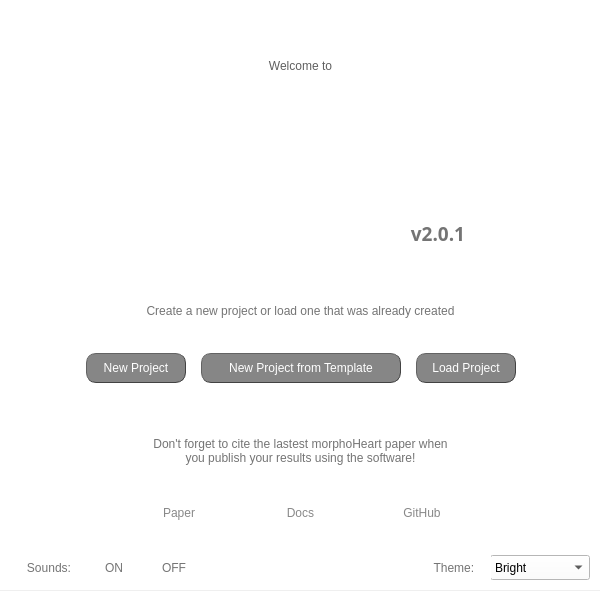
This is gui/welcome_screen.ui in jsanchez679/morphoHeart_rev as Qt 5 draws it before an edit. The edited form follows.
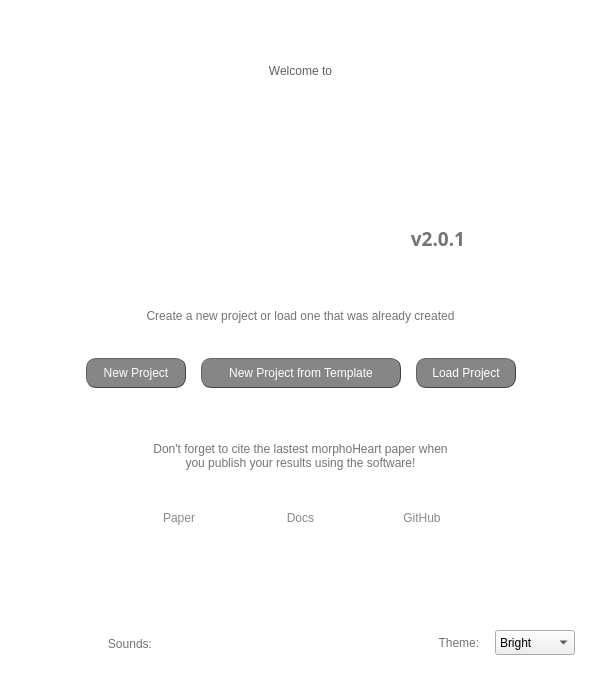
This is the edited form.

Commit message: Solved table titles (load organs), added dark mode

Patch:
```diff
--- a/gui/welcome_screen.ui
+++ b/gui/welcome_screen.ui
@@ -6,30 +6,21 @@
    <rect>
     <x>0</x>
     <y>0</y>
-    <width>600</width>
-    <height>591</height>
+    <width>601</width>
+    <height>681</height>
    </rect>
   </property>
   <property name="windowTitle">
    <string>Dialog</string>
   </property>
-  <widget class="QWidget" name="bgwidget" native="true">
-   <property name="geometry">
-    <rect>
-     <x>0</x>
-     <y>0</y>
-     <width>600</width>
-     <height>590</height>
-    </rect>
-   </property>
    <property name="styleSheet">
-    <string notr="true">background-color: rgb(255, 255, 255);</string>
+   <string notr="true">QDialog{background-color: rgb(255, 255, 255);}</string>
    </property>
    <widget class="QLabel" name="welcome_to_msg">
     <property name="geometry">
      <rect>
       <x>0</x>
-      <y>30</y>
+     <y>35</y>
       <width>601</width>
       <height>71</height>
      </rect>
@@ -45,179 +36,11 @@
      <set>Qt::AlignCenter</set>
     </property>
    </widget>
-   <widget class="QLabel" name="label_instructions">
-    <property name="geometry">
-     <rect>
-      <x>0</x>
-      <y>285</y>
-      <width>601</width>
-      <height>51</height>
-     </rect>
-    </property>
-    <property name="layoutDirection">
-     <enum>Qt::LeftToRight</enum>
-    </property>
-    <property name="styleSheet">
-     <string notr="true">font: 25 14pt &quot;Calibri Light&quot;; color: rgb(116, 116, 116)</string>
-    </property>
-    <property name="text">
-     <string>Create a new project or load one that was already created</string>
-    </property>
-    <property name="alignment">
-     <set>Qt::AlignCenter</set>
-    </property>
-   </widget>
-   <widget class="QLabel" name="mH_logo_XL">
-    <property name="geometry">
-     <rect>
-      <x>0</x>
-      <y>120</y>
-      <width>601</width>
-      <height>111</height>
-     </rect>
-    </property>
-    <property name="frameShape">
-     <enum>QFrame::NoFrame</enum>
-    </property>
-    <property name="text">
-     <string>&lt;html&gt;&lt;head/&gt;&lt;body&gt;&lt;p&gt;&lt;br/&gt;&lt;/p&gt;&lt;/body&gt;&lt;/html&gt;</string>
-    </property>
-    <property name="alignment">
-     <set>Qt::AlignCenter</set>
-    </property>
-   </widget>
-   <widget class="QLabel" name="label_instructions_2">
-    <property name="geometry">
-     <rect>
-      <x>275</x>
-      <y>220</y>
-      <width>326</width>
-      <height>21</height>
-     </rect>
-    </property>
-    <property name="font">
-     <font>
-      <family>Calibri Light</family>
-      <pointsize>12</pointsize>
-      <weight>3</weight>
-      <italic>false</italic>
-      <bold>false</bold>
-     </font>
-    </property>
-    <property name="layoutDirection">
-     <enum>Qt::LeftToRight</enum>
-    </property>
-    <property name="styleSheet">
-     <string notr="true">font: 25 12pt &quot;Calibri Light&quot;; color: rgb(116, 116, 116)</string>
-    </property>
-    <property name="text">
-     <string>&lt;html&gt;&lt;head/&gt;&lt;body&gt;&lt;p&gt;&lt;span style=&quot; font-size:14pt; font-weight:600;&quot;&gt;v2.0.1&lt;/span&gt;&lt;/p&gt;&lt;/body&gt;&lt;/html&gt;</string>
-    </property>
-    <property name="alignment">
-     <set>Qt::AlignCenter</set>
-    </property>
-   </widget>
-   <widget class="QLabel" name="label_instructions_3">
-    <property name="geometry">
-     <rect>
-      <x>0</x>
-      <y>420</y>
-      <width>601</width>
-      <height>61</height>
-     </rect>
-    </property>
-    <property name="layoutDirection">
-     <enum>Qt::LeftToRight</enum>
-    </property>
-    <property name="styleSheet">
-     <string notr="true">font: 25 12pt &quot;Calibri Light&quot;; color: rgb(116, 116, 116)</string>
-    </property>
-    <property name="text">
-     <string>Don't forget to cite the lastest morphoHeart paper when 
-you publish your results using the software!</string>
-    </property>
-    <property name="alignment">
-     <set>Qt::AlignCenter</set>
-    </property>
-   </widget>
-   <widget class="QComboBox" name="cB_theme">
-    <property name="geometry">
-     <rect>
-      <x>490</x>
-      <y>555</y>
-      <width>100</width>
-      <height>25</height>
-     </rect>
-    </property>
-    <property name="sizePolicy">
-     <sizepolicy hsizetype="Fixed" vsizetype="Fixed">
-      <horstretch>0</horstretch>
-      <verstretch>0</verstretch>
-     </sizepolicy>
-    </property>
-    <property name="minimumSize">
-     <size>
-      <width>100</width>
-      <height>0</height>
-     </size>
-    </property>
-    <property name="maximumSize">
-     <size>
-      <width>100</width>
-      <height>16777215</height>
-     </size>
-    </property>
-    <property name="focusPolicy">
-     <enum>Qt::NoFocus</enum>
-    </property>
-    <property name="autoFillBackground">
-     <bool>false</bool>
-    </property>
-    <property name="styleSheet">
-     <string notr="true">border-color: rgb(173, 173, 173);
-font: 25 10pt &quot;Calibri Light&quot;;</string>
-    </property>
-    <property name="frame">
-     <bool>true</bool>
-    </property>
-    <item>
-     <property name="text">
-      <string>Bright</string>
-     </property>
-    </item>
-    <item>
-     <property name="text">
-      <string>Dark</string>
-     </property>
-    </item>
-   </widget>
-   <widget class="QLabel" name="label_instructions_4">
-    <property name="geometry">
-     <rect>
-      <x>420</x>
-      <y>555</y>
-      <width>71</width>
-      <height>25</height>
-     </rect>
-    </property>
-    <property name="layoutDirection">
-     <enum>Qt::LeftToRight</enum>
-    </property>
-    <property name="styleSheet">
-     <string notr="true">font: 25 10pt &quot;Calibri Light&quot;; color: rgb(116, 116, 116)</string>
-    </property>
-    <property name="text">
-     <string>Theme: </string>
-    </property>
-    <property name="alignment">
-     <set>Qt::AlignCenter</set>
-    </property>
-   </widget>
    <widget class="QWidget" name="horizontalLayoutWidget">
     <property name="geometry">
      <rect>
       <x>0</x>
-      <y>495</y>
+     <y>500</y>
       <width>601</width>
       <height>36</height>
      </rect>
@@ -299,11 +122,102 @@
      </item>
     </layout>
    </widget>
+  <widget class="QWidget" name="horizontalLayoutWidget_3">
+   <property name="geometry">
+    <rect>
+     <x>25</x>
+     <y>630</y>
+     <width>211</width>
+     <height>27</height>
+    </rect>
+   </property>
+   <layout class="QHBoxLayout" name="hL_sound_on_off">
+    <item>
+     <widget class="QLabel" name="label_instructions_5">
+      <property name="sizePolicy">
+       <sizepolicy hsizetype="Fixed" vsizetype="Fixed">
+        <horstretch>0</horstretch>
+        <verstretch>0</verstretch>
+       </sizepolicy>
+      </property>
+      <property name="minimumSize">
+       <size>
+        <width>50</width>
+        <height>25</height>
+       </size>
+      </property>
+      <property name="maximumSize">
+       <size>
+        <width>50</width>
+        <height>25</height>
+       </size>
+      </property>
+      <property name="layoutDirection">
+       <enum>Qt::LeftToRight</enum>
+      </property>
+      <property name="styleSheet">
+       <string notr="true">font: 25 10pt &quot;Calibri Light&quot;; color: rgb(116, 116, 116)</string>
+      </property>
+      <property name="text">
+       <string>Sounds:</string>
+      </property>
+      <property name="alignment">
+       <set>Qt::AlignCenter</set>
+      </property>
+     </widget>
+    </item>
+   </layout>
+  </widget>
+  <widget class="QLabel" name="label_instructions">
+   <property name="geometry">
+    <rect>
+     <x>0</x>
+     <y>290</y>
+     <width>601</width>
+     <height>51</height>
+    </rect>
+   </property>
+   <property name="layoutDirection">
+    <enum>Qt::LeftToRight</enum>
+   </property>
+   <property name="styleSheet">
+    <string notr="true">font: 25 14pt &quot;Calibri Light&quot;; color: rgb(116, 116, 116)</string>
+   </property>
+   <property name="text">
+    <string>Create a new project or load one that was already created</string>
+   </property>
+   <property name="alignment">
+    <set>Qt::AlignCenter</set>
+   </property>
+  </widget>
+  <widget class="QLabel" name="label_instructions_3">
+   <property name="geometry">
+    <rect>
+     <x>0</x>
+     <y>425</y>
+     <width>601</width>
+     <height>61</height>
+    </rect>
+   </property>
+   <property name="layoutDirection">
+    <enum>Qt::LeftToRight</enum>
+   </property>
+   <property name="styleSheet">
+    <string notr="true">font: 25 12pt &quot;Calibri Light&quot;; color: rgb(116, 116, 116)</string>
+   </property>
+   <property name="text">
+    <string>Don't forget to cite the lastest morphoHeart paper when 
+you publish your results using the software!</string>
+   </property>
+   <property name="alignment">
+    <set>Qt::AlignCenter</set>
+   </property>
+  </widget>
    <widget class="QWidget" name="horizontalLayoutWidget_2">
     <property name="geometry">
      <rect>
       <x>0</x>
-      <y>345</y>
+     <y>350</y>
       <width>601</width>
       <height>46</height>
      </rect>
@@ -459,18 +373,15 @@
      </item>
     </layout>
    </widget>
-   <widget class="QWidget" name="horizontalLayoutWidget_3">
+  <widget class="QComboBox" name="cB_theme">
     <property name="geometry">
      <rect>
-      <x>10</x>
-      <y>555</y>
-      <width>201</width>
-      <height>26</height>
-     </rect>
-    </property>
-    <layout class="QHBoxLayout" name="hL_toggle_on_off">
-     <item>
-      <widget class="QLabel" name="label_instructions_5">
+     <x>495</x>
+     <y>630</y>
+     <width>80</width>
+     <height>25</height>
+    </rect>
+   </property>
        <property name="sizePolicy">
         <sizepolicy hsizetype="Fixed" vsizetype="Fixed">
          <horstretch>0</horstretch>
@@ -479,50 +390,49 @@
        </property>
        <property name="minimumSize">
         <size>
-         <width>50</width>
-         <height>24</height>
+     <width>80</width>
+     <height>25</height>
         </size>
        </property>
        <property name="maximumSize">
         <size>
-         <width>50</width>
-         <height>24</height>
-        </size>
-       </property>
-       <property name="layoutDirection">
-        <enum>Qt::LeftToRight</enum>
-       </property>
+     <width>80</width>
+     <height>25</height>
+    </size>
+   </property>
+   <property name="focusPolicy">
+    <enum>Qt::NoFocus</enum>
+   </property>
+   <property name="autoFillBackground">
+    <bool>false</bool>
+   </property>
        <property name="styleSheet">
-        <string notr="true">font: 25 10pt &quot;Calibri Light&quot;; color: rgb(116, 116, 116)</string>
-       </property>
+    <string notr="true">border-color: rgb(173, 173, 173);
+font: 25 10pt &quot;Calibri Light&quot;;</string>
+   </property>
+   <property name="frame">
+    <bool>true</bool>
+   </property>
+   <item>
        <property name="text">
-        <string>Sounds:</string>
-       </property>
-       <property name="alignment">
-        <set>Qt::AlignCenter</set>
-       </property>
-      </widget>
+     <string>Bright</string>
+    </property>
      </item>
      <item>
-      <widget class="QLabel" name="lab_on">
-       <property name="sizePolicy">
-        <sizepolicy hsizetype="Fixed" vsizetype="Fixed">
-         <horstretch>0</horstretch>
-         <verstretch>0</verstretch>
-        </sizepolicy>
-       </property>
-       <property name="minimumSize">
-        <size>
-         <width>40</width>
-         <height>24</height>
-        </size>
-       </property>
-       <property name="maximumSize">
-        <size>
-         <width>40</width>
-         <height>24</height>
-        </size>
-       </property>
+    <property name="text">
+     <string>Dark</string>
+    </property>
+   </item>
+  </widget>
+  <widget class="QLabel" name="label_instructions_4">
+   <property name="geometry">
+    <rect>
+     <x>425</x>
+     <y>630</y>
+     <width>71</width>
+     <height>25</height>
+    </rect>
+   </property>
        <property name="layoutDirection">
         <enum>Qt::LeftToRight</enum>
        </property>
@@ -530,49 +440,61 @@
         <string notr="true">font: 25 10pt &quot;Calibri Light&quot;; color: rgb(116, 116, 116)</string>
        </property>
        <property name="text">
-        <string>ON</string>
+    <string>Theme: </string>
        </property>
        <property name="alignment">
         <set>Qt::AlignCenter</set>
        </property>
       </widget>
-     </item>
-     <item>
-      <widget class="QLabel" name="label_off">
-       <property name="sizePolicy">
-        <sizepolicy hsizetype="Fixed" vsizetype="Fixed">
-         <horstretch>0</horstretch>
-         <verstretch>0</verstretch>
-        </sizepolicy>
-       </property>
-       <property name="minimumSize">
-        <size>
-         <width>40</width>
-         <height>24</height>
-        </size>
-       </property>
-       <property name="maximumSize">
-        <size>
-         <width>40</width>
-         <height>24</height>
-        </size>
-       </property>
+  <widget class="QLabel" name="label_instructions_2">
+   <property name="geometry">
+    <rect>
+     <x>275</x>
+     <y>225</y>
+     <width>326</width>
+     <height>21</height>
+    </rect>
+   </property>
+   <property name="font">
+    <font>
+     <family>Calibri Light</family>
+     <pointsize>12</pointsize>
+     <weight>3</weight>
+     <italic>false</italic>
+     <bold>false</bold>
+    </font>
+   </property>
        <property name="layoutDirection">
         <enum>Qt::LeftToRight</enum>
        </property>
        <property name="styleSheet">
-        <string notr="true">font: 25 10pt &quot;Calibri Light&quot;; color: rgb(116, 116, 116)</string>
+    <string notr="true">font: 25 12pt &quot;Calibri Light&quot;; color: rgb(116, 116, 116)</string>
        </property>
        <property name="text">
-        <string>OFF</string>
+    <string>&lt;html&gt;&lt;head/&gt;&lt;body&gt;&lt;p&gt;&lt;span style=&quot; font-size:14pt; font-weight:600;&quot;&gt;v2.0.1&lt;/span&gt;&lt;/p&gt;&lt;/body&gt;&lt;/html&gt;</string>
        </property>
        <property name="alignment">
         <set>Qt::AlignCenter</set>
        </property>
       </widget>
-     </item>
-    </layout>
-   </widget>
+  <widget class="QLabel" name="mH_logo_XL">
+   <property name="geometry">
+    <rect>
+     <x>0</x>
+     <y>120</y>
+     <width>601</width>
+     <height>111</height>
+    </rect>
+   </property>
+   <property name="frameShape">
+    <enum>QFrame::NoFrame</enum>
+   </property>
+   <property name="text">
+    <string>&lt;html&gt;&lt;head/&gt;&lt;body&gt;&lt;p&gt;&lt;br/&gt;&lt;/p&gt;&lt;/body&gt;&lt;/html&gt;</string>
+   </property>
+   <property name="alignment">
+    <set>Qt::AlignCenter</set>
+   </property>
   </widget>
  </widget>
  <resources>
```
Lines whose indentation alone changed are shown as unchanged. The commit also changes 11 other files.
